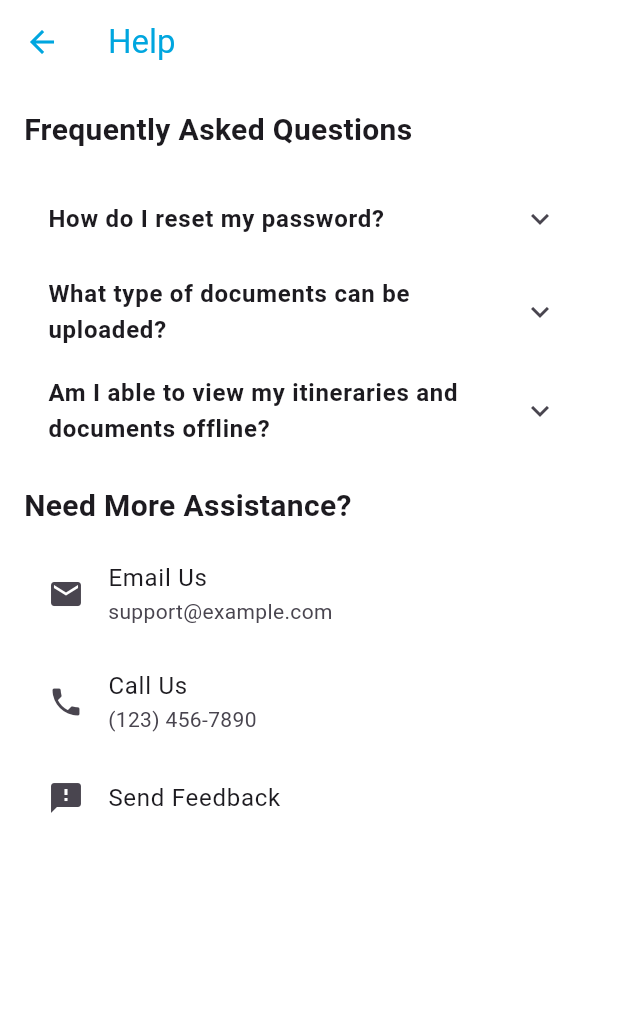
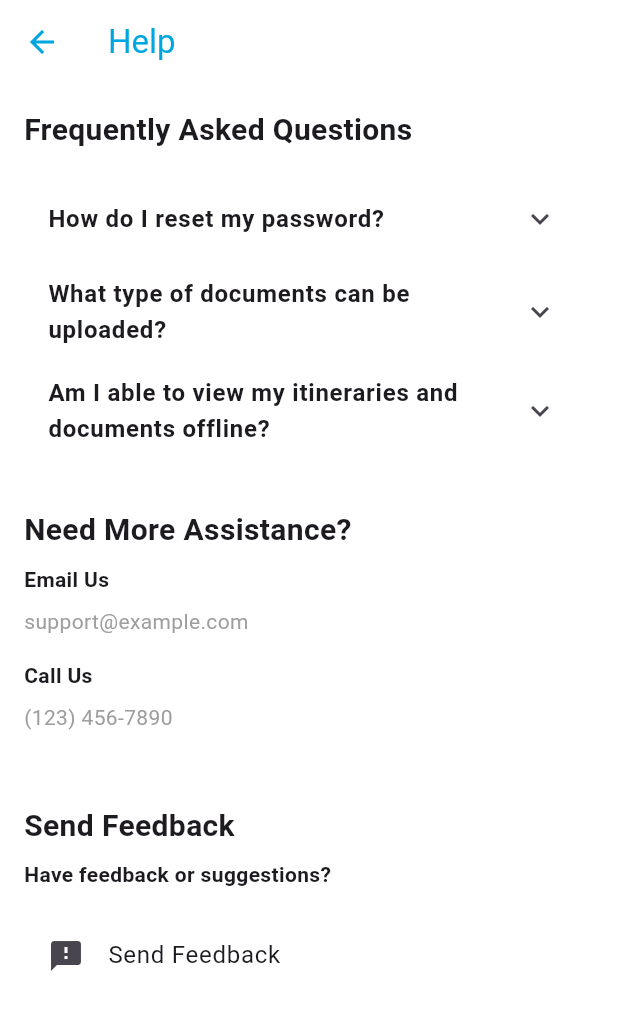
Before and after one commit to matthewyeo1/WanderWise, a Flutter app: the HelpPage screen opened by its route, on a phone screen of 412 x 824 dp. Shown: the top 1010 px of the screen. Run offline on Flutter 3.47's test engine with Material 3 defaults, Android fonts, the phone set to English and light mode, and no system bars; our stand-ins replace cloud_firestore, file_picker, firebase_auth, firebase_core, firebase_storage, google_maps_flutter and 2 more; missing offline and left inert: flutter_pdfview; accounts and stored records are empty.

Commit message:
-modified: help page

```diff
--- a/ww_code/lib/feedback_page.dart
+++ b/ww_code/lib/feedback_page.dart
@@ -45,7 +45,7 @@ class _FeedbackPageState extends State<FeedbackPage> {
 
   @override
   Widget build(BuildContext context) {
-        final theme = Theme.of(context);
+    final theme = Theme.of(context);
     final textColor =
         theme.brightness == Brightness.dark ? Colors.white : Colors.black;
     return Scaffold(
--- a/ww_code/lib/help_page.dart
+++ b/ww_code/lib/help_page.dart
@@ -19,13 +19,20 @@ class HelpPage extends StatelessWidget {
           ),
           const SizedBox(height: 16),
           _buildFAQSection(),
-          const SizedBox(height: 16),
+          const SizedBox(height: 32),
           const Text(
             'Need More Assistance?',
             style: TextStyle(fontSize: 20, fontWeight: FontWeight.bold),
           ),
           const SizedBox(height: 8),
           _buildContactSection(context),
+          const SizedBox(height: 32),
+          const Text(
+            'Send Feedback',
+            style: TextStyle(fontSize: 20, fontWeight: FontWeight.bold),
+          ),
+          const SizedBox(height: 8),
+          _buildFeedbackSection(context),
         ],
       ),
     );
@@ -35,43 +42,66 @@ class HelpPage extends StatelessWidget {
     return Column(
       crossAxisAlignment: CrossAxisAlignment.start,
       children: [
-        _buildFAQItem('How do I reset my password?', 'To reset your password, go to the settings page and click on "Change Password". Follow the instructions provided.'),
-        _buildFAQItem('What type of documents can be uploaded?', 'WanderWise only allows for .pdf and .doc type documents to be uploaded under "Flights/Bookings".'),
-        _buildFAQItem('Am I able to view my itineraries and documents offline?', 'Unfortunately, the current version of the app does not support offline sync. Stay tuned for future updates!'),
+        _buildFAQItem('How do I reset my password?',
+            'To reset your password, go to the settings page and click on "Change Password". Follow the instructions provided.'),
+        _buildFAQItem('What type of documents can be uploaded?',
+            'WanderWise only allows for .pdf and .doc type documents to be uploaded under "Flights/Bookings".'),
+        _buildFAQItem('Am I able to view my itineraries and documents offline?',
+            'Unfortunately, the current version of the app does not support offline sync. Stay tuned for future updates!'),
       ],
     );
   }
 
   Widget _buildFAQItem(String question, String answer) {
     return ExpansionTile(
-      title: Text(question, style: const TextStyle(fontWeight: FontWeight.bold)),
-      children: [Padding(
-        padding: const EdgeInsets.all(8.0),
-        child: Text(answer),
-      )],
+      title:
+          Text(question, style: const TextStyle(fontWeight: FontWeight.bold)),
+      children: [
+        Padding(
+          padding: const EdgeInsets.all(8.0),
+          child: Text(answer),
+        )
+      ],
     );
   }
 
   Widget _buildContactSection(BuildContext context) {
+    return const Column(
+      crossAxisAlignment: CrossAxisAlignment.start,
+      children: [
+        Text(
+          'Email Us',
+          style: TextStyle(fontWeight: FontWeight.bold),
+        ),
+        SizedBox(height: 8),
+        Text(
+          'support@example.com',
+          style: TextStyle(color: Colors.grey),
+        ),
+        SizedBox(height: 16),
+        Text(
+          'Call Us',
+          style: TextStyle(fontWeight: FontWeight.bold),
+        ),
+        SizedBox(height: 8),
+        Text(
+          '(123) 456-7890',
+          style: TextStyle(color: Colors.grey),
+        ),
+        SizedBox(height: 16),
+      ],
+    );
+  }
+
+  Widget _buildFeedbackSection(BuildContext context) {
     return Column(
       crossAxisAlignment: CrossAxisAlignment.start,
       children: [
-        ListTile(
-          leading: const Icon(Icons.email),
-          title: const Text('Email Us'),
-          subtitle: const Text('support@example.com'),
-          onTap: () {
-            // Implement email sending functionality
-          },
+        const Text(
+          'Have feedback or suggestions?',
+          style: TextStyle(fontWeight: FontWeight.bold),
         ),
-        ListTile(
-          leading: const Icon(Icons.phone),
-          title: const Text('Call Us'),
-          subtitle: const Text('(123) 456-7890'),
-          onTap: () {
-            // Implement call functionality
-          },
-        ),
+        const SizedBox(height: 16),
         ListTile(
           leading: const Icon(Icons.feedback),
           title: const Text('Send Feedback'),
```
Also changed, not shown: ww_code/lib/change_email.dart (+17 -10 lines), ww_code/lib/dark_mode.dart (+24 -18 lines).
